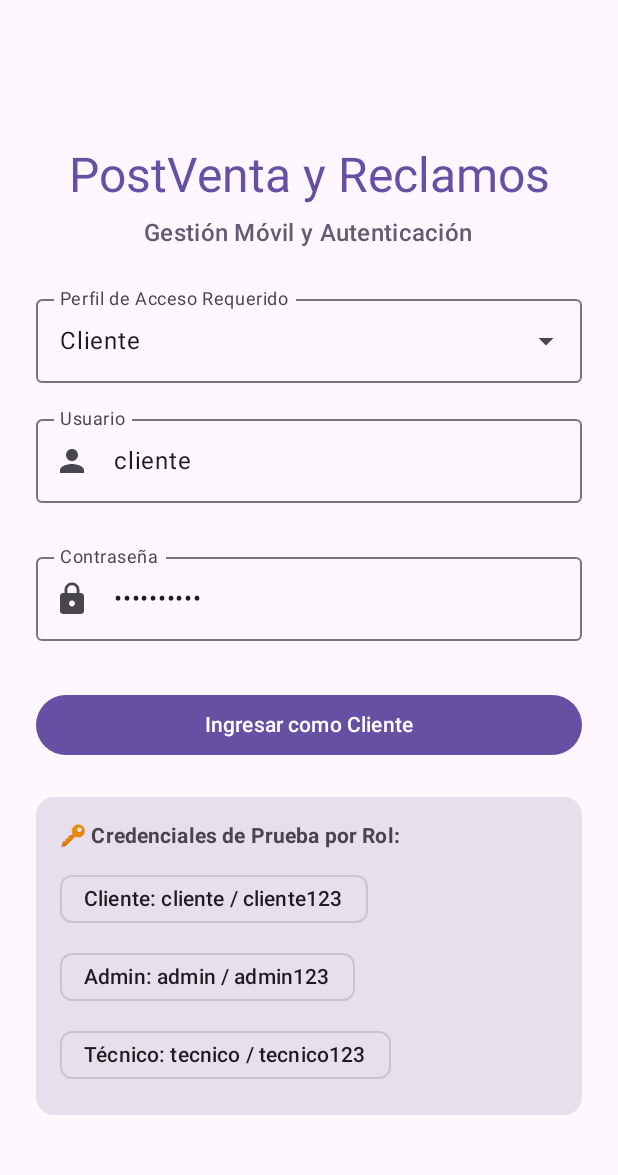
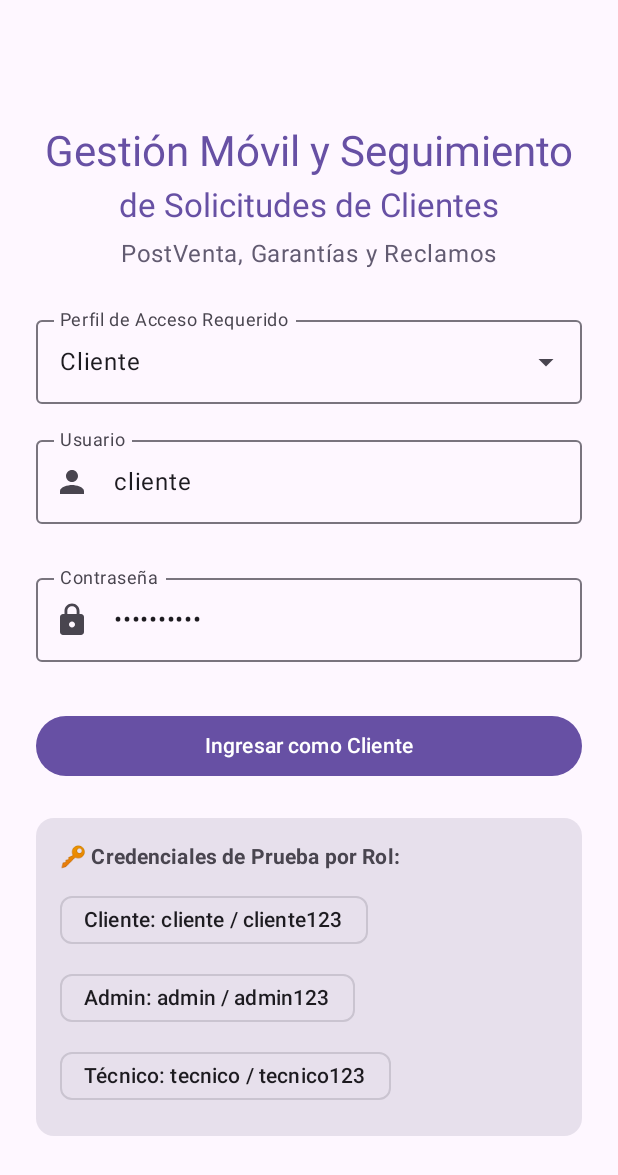
Before and after one commit to JorgeGuzman-32/AppVentas-Postventa, an Android app built with Jetpack Compose: the screen it shows after launch (MainActivity), on a phone screen of 412 x 824 dp. Shown: the top 1175 px of the screen. Run offline under Robolectric (Android 15) with nearby library versions, the phone set to English and light mode, and no system bars; our stand-ins replace Room's generated code.

Commit message:
Actualizar nombre de la app a Gestion movil y seguimiento de solicitudes de clientes

```diff
--- a/AppVentas-Postventa-master/app/src/main/java/com/example/postventa/ui/LoginScreen.kt
+++ b/AppVentas-Postventa-master/app/src/main/java/com/example/postventa/ui/LoginScreen.kt
@@ -73,16 +73,24 @@ fun LoginScreen(
         Spacer(modifier = Modifier.height(16.dp))
 
         Text(
-            text = "PostVenta y Reclamos",
-            style = MaterialTheme.typography.headlineLarge,
+            text = "Gestión Móvil y Seguimiento",
+            style = MaterialTheme.typography.headlineMedium,
+            color = MaterialTheme.colorScheme.primary
+        )
+
+        Spacer(modifier = Modifier.height(4.dp))
+
+        Text(
+            text = "de Solicitudes de Clientes",
+            style = MaterialTheme.typography.titleLarge,
             color = MaterialTheme.colorScheme.primary
         )
 
         Spacer(modifier = Modifier.height(6.dp))
 
         Text(
-            text = "Gestión Móvil y Autenticación",
-            style = MaterialTheme.typography.titleMedium,
+            text = "PostVenta, Garantías y Reclamos",
+            style = MaterialTheme.typography.bodyLarge,
             color = MaterialTheme.colorScheme.secondary
         )
 
--- a/AppVentas-Postventa-master/app/src/main/res/values/strings.xml
+++ b/AppVentas-Postventa-master/app/src/main/res/values/strings.xml
@@ -1,3 +1,3 @@
 <resources>
-    <string name="app_name">AppVentas</string>
+    <string name="app_name">Gestión Móvil y Seguimiento de Solicitudes</string>
 </resources>
--- a/AppVentas-Postventa-master/settings.gradle.kts
+++ b/AppVentas-Postventa-master/settings.gradle.kts
@@ -22,5 +22,5 @@ dependencyResolutionManagement {
     }
 }
 
-rootProject.name = "AppVentas"
+rootProject.name = "Gestión móvil y seguimiento de solicitudes de clientes"
 include(":app")
```
Also changed, not shown: 1 other file.
